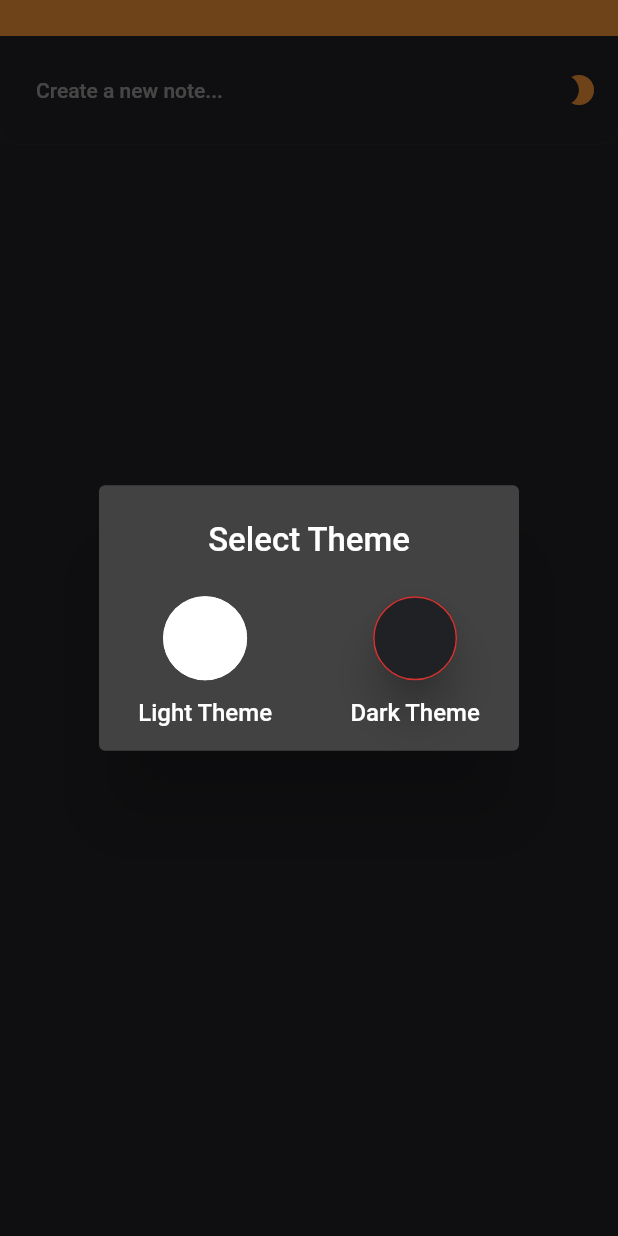
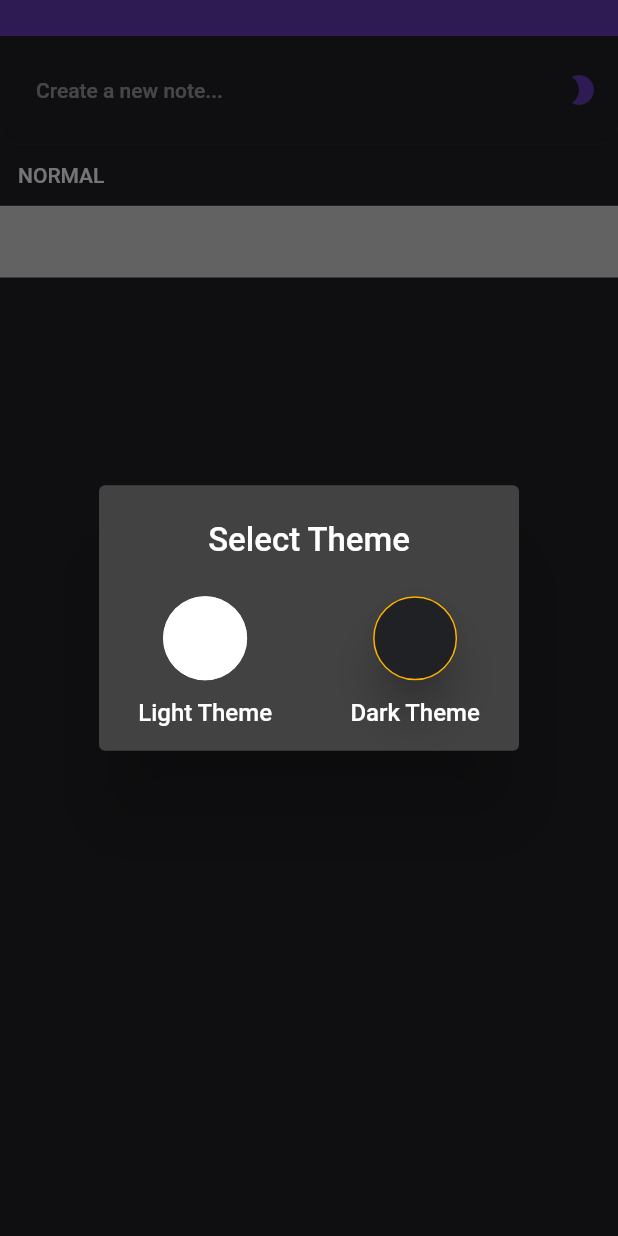
Before and after one commit to acoudray1/hupomnesis, a Flutter app: the screen it shows after launch, after a tap on the "brightness 2" icon, on a phone screen of 412 x 824 dp. Run offline on Flutter 3.47's test engine with Material 2 defaults, Android fonts, the phone set to English and light mode, and no system bars; our stand-ins replace dynamic_theme, flutter_html, flutter_markdown, flutter_sticky_header, rxdart, shared_preferences and 1 more; accounts and stored records are empty.

Commit message:
HUP-13 : new theme

```diff
--- a/lib/src/views/note_page/build_card.dart
+++ b/lib/src/views/note_page/build_card.dart
@@ -74,7 +74,7 @@ Widget buildCard(BuildContext context, int index, List<Note> notes, NoteSelectio
                   ),
                   color: _noteColor,
                   child: InkWell(
-                    splashColor: Theme.of(context).accentColor,
+                    splashColor: Theme.of(context).accentColor.withAlpha(70),
                     // TODO(interactions): Implement actions
                     onTap: () => snapshot.data
                       ? noteSelectionBloc.handleNoteToggle(notes[index])
--- a/lib/src/views/note_page/build_main_view.dart
+++ b/lib/src/views/note_page/build_main_view.dart
@@ -1,9 +1,11 @@
 import 'package:flutter/material.dart';
+import 'package:hupomnesis/src/bloc/note_bloc/note_bloc.dart';
 import 'package:hupomnesis/src/model/note.dart';
 import 'package:hupomnesis/src/views/note_page/build_empty_list_of_notes.dart';
 import 'package:hupomnesis/src/views/note_page/build_header.dart';
 import 'package:hupomnesis/src/views/note_page/build_list_of_notes.dart';
 import 'package:hupomnesis/src/views/note_page/note_page_root.dart';
+import 'package:shared_preferences/shared_preferences.dart';
 
 ///
 /// Builds the main view of the note display
@@ -22,6 +24,7 @@ class BuildMainView extends StatelessWidget {
   @override
   Widget build(BuildContext context) {
     final NotePageRoot notePageRoot = NotePageRoot.of(context);
+    onStart(notePageRoot.noteBloc);
     notePageRoot.noteBloc.getNotesFromDatabase();
 
     return Scaffold(
@@ -49,3 +52,18 @@ class BuildMainView extends StatelessWidget {
     );
   }
 }
+
+Future<void> onStart(NoteBloc noteBloc) async {
+  final SharedPreferences prefs = await SharedPreferences.getInstance();
+
+  const String _markdownData = '''# Click me to see what you can do!
+
+  ''';
+
+  final bool appStarted = prefs.getBool('app_started') ?? false;
+
+  if(!appStarted) {
+    noteBloc.createNote(_markdownData);
+    prefs.setBool('app_started', true);
+  }
+}
--- a/lib/src/views/note_page/build_pop_up_theme.dart
+++ b/lib/src/views/note_page/build_pop_up_theme.dart
@@ -22,7 +22,7 @@ class BrightnessSwitcherPopup extends StatelessWidget {
                   backgroundColor: Colors.white,
                   elevation: Theme.of(context).brightness == Brightness.dark ? 0.0 : 12.0,
                   onPressed: () => onSelectedTheme(Brightness.light),
-                  shape: CircleBorder(side: BorderSide(color: Theme.of(context).brightness == Brightness.dark ? Colors.white : Theme.of(context).accentColor)),
+                  shape: CircleBorder(side: BorderSide(color: Theme.of(context).brightness == Brightness.dark ? Colors.white : Theme.of(context).accentColor, width: 2.0)),
                 ),
                 const SizedBox(height: 12.0,),
                 const Center(child: Text('Light Theme'),),
--- a/lib/theme/theme_data.dart
+++ b/lib/theme/theme_data.dart
@@ -4,8 +4,9 @@
 import 'package:flutter/material.dart';
 
 ThemeData buildDarkTheme() {
-  const Color primaryColor = Color(0xFFF39237);
-  const Color secondaryColor = Color(0xFFD63230);
+  const Color primaryColor = Colors.deepPurple;//Color(0xFF5e35b1);
+  const Color secondaryColor = Colors.deepPurpleAccent;
+  const Color accentColor = Color(0xFFffb300);
   final ColorScheme colorScheme = const ColorScheme.dark().copyWith(
     primary: primaryColor,
     secondary: secondaryColor,
@@ -16,10 +17,10 @@ ThemeData buildDarkTheme() {
     primaryColor: primaryColor,
     primaryColorDark: const Color(0xFF0050a0),
     primaryColorLight: secondaryColor,
-    buttonColor: primaryColor,
+    buttonColor: secondaryColor,
     indicatorColor: Colors.white,
     toggleableActiveColor: const Color(0xFF40BCD8),
-    accentColor: secondaryColor,
+    accentColor: accentColor,
     canvasColor: const Color(0xFF202124),
     scaffoldBackgroundColor: const Color(0xFF202124),
     backgroundColor: const Color(0xFF202124),
@@ -33,8 +34,9 @@ ThemeData buildDarkTheme() {
 }
 
 ThemeData buildLightTheme() {
-  const Color primaryColor = Color(0xFF1C77C3);
-  const Color secondaryColor = Color(0xFF39A9DB);
+  const Color primaryColor = Colors.blue;
+  const Color secondaryColor = Colors.blueAccent;//Color(0xFF1976d2);
+  const Color accentColor = Colors.indigoAccent;
   final ColorScheme colorScheme = const ColorScheme.light().copyWith(
     primary: primaryColor,
     secondary: secondaryColor,
@@ -44,12 +46,12 @@ ThemeData buildLightTheme() {
     accentColorBrightness: Brightness.dark,
     colorScheme: colorScheme,
     primaryColor: primaryColor,
-    buttonColor: primaryColor,
+    buttonColor: secondaryColor,
     indicatorColor: Colors.white,
-    toggleableActiveColor: const Color(0xFFF39237),
+    toggleableActiveColor: const Color(0xFF1e88e5),
     splashColor: Colors.white24,
     splashFactory: InkRipple.splashFactory,
-    accentColor: secondaryColor,
+    accentColor: accentColor,
     canvasColor: Colors.white,
     scaffoldBackgroundColor: Colors.white,
     backgroundColor: Colors.white,
```
